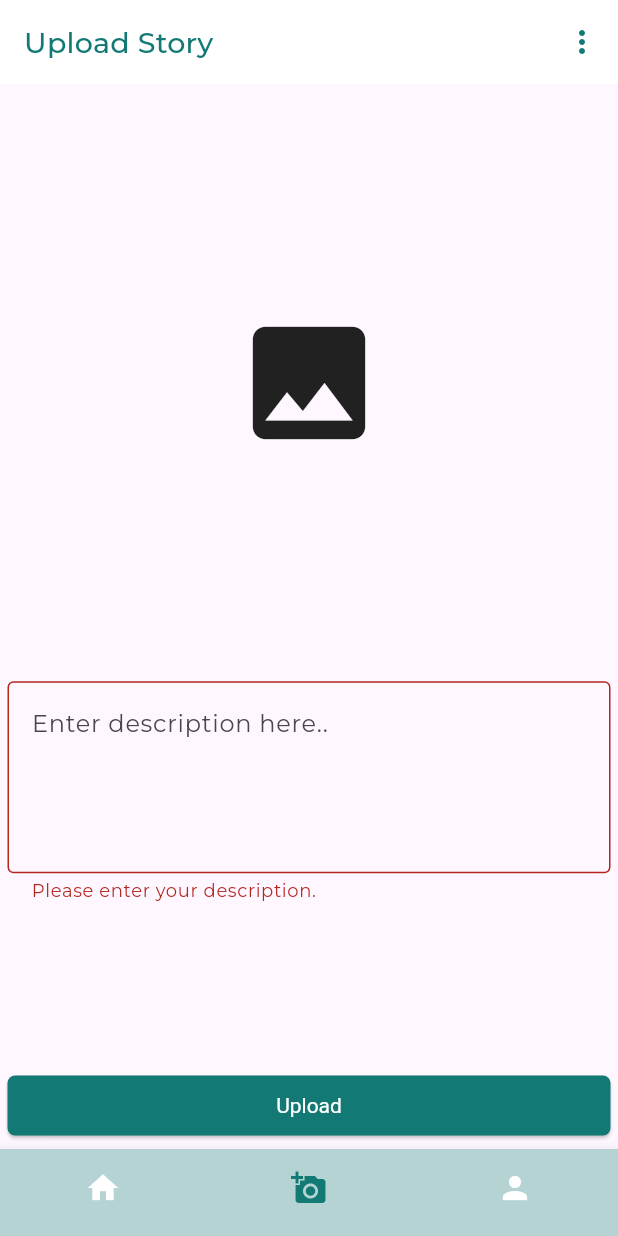
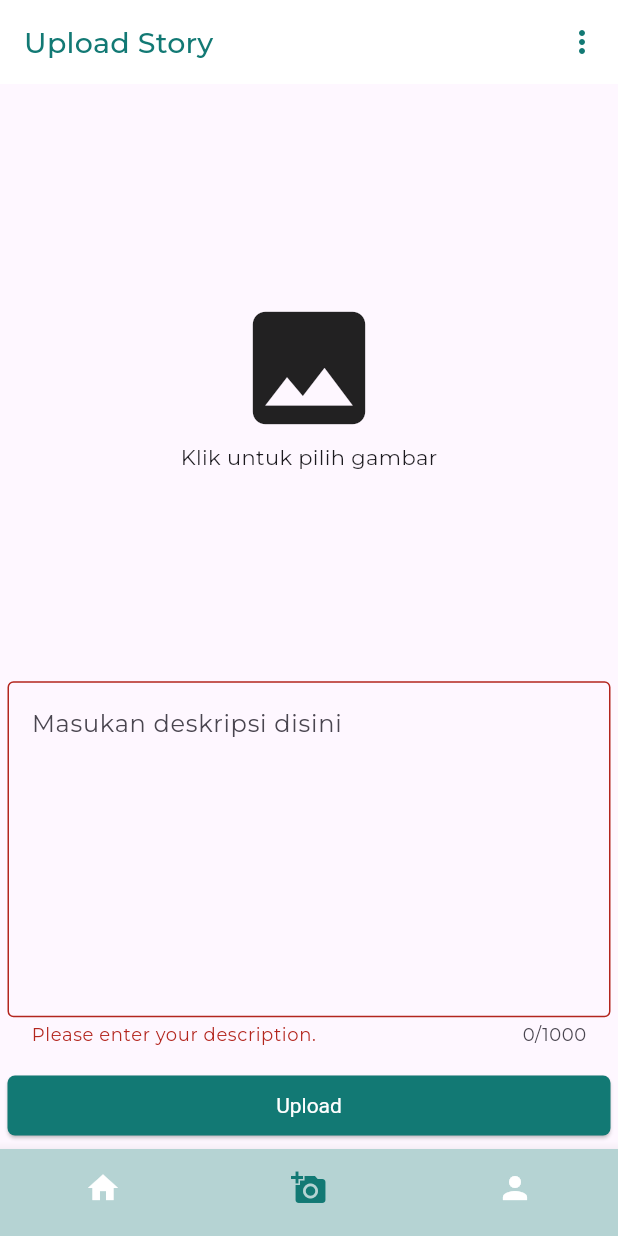
Before and after one commit to bibiehadi/StoryApp_Dicoding, a Flutter app: the UploadScreen screen opened by its route, after a tap on "Upload", on a phone screen of 412 x 824 dp. Run offline on Flutter 3.47's test engine with Material 3 defaults, Android fonts, the phone set to English and light mode, and no system bars; our stand-ins replace bloc, cached_network_image, dartz, equatable, flutter_bloc, go_router and 3 more; accounts and stored records are empty; generated files the repository leaves out were written again.

Commit message:
add feature localization

```diff
--- /dev/null
+++ b/l10n.yaml
@@ -0,0 +1,3 @@
+arb-dir: lib/commons/l10n
+template-arb-file: app_id.arb
+output-localization-file: app_localizations.dart
--- /dev/null
+++ b/lib/commons/common.dart
@@ -0,0 +1,2 @@
+export 'package:flutter_gen/gen_l10n/app_localizations.dart';
+export 'package:flutter_localizations/flutter_localizations.dart';
--- a/lib/commons/config/routers/router.dart
+++ b/lib/commons/config/routers/router.dart
@@ -1,5 +1,6 @@
 import 'package:flutter/material.dart';
 import 'package:go_router/go_router.dart';
+import 'package:story_app/features/home/presentations/profile_screen.dart';
 import 'package:story_app/features/home/presentations/stories_screen.dart';
 import 'package:story_app/features/home/presentations/story_page.dart';
 import 'package:story_app/features/home/presentations/upload_screen.dart';
@@ -12,6 +13,8 @@ import '../../../features/home/home_screen.dart';
 final GlobalKey<NavigatorState> _rootNavigatorKey = GlobalKey<NavigatorState>();
 final GlobalKey<NavigatorState> _homeNavigatorKey = GlobalKey<NavigatorState>();
 final GlobalKey<NavigatorState> _uploadNavigatorKey =
+    GlobalKey<NavigatorState>();
+final GlobalKey<NavigatorState> _settingNavigatorKey =
     GlobalKey<NavigatorState>();
 
 final router = GoRouter(
@@ -49,7 +52,17 @@ final router = GoRouter(
               builder: (context, state) => const UploadScreen(),
             ),
           ],
-        )
+        ),
+        StatefulShellBranch(
+          navigatorKey: _settingNavigatorKey,
+          routes: [
+            GoRoute(
+              name: 'profile',
+              path: '/profile',
+              builder: (context, state) => const ProfileScreen(),
+            ),
+          ],
+        ),
       ],
     ),
     GoRoute(
@@ -68,6 +81,8 @@ final router = GoRouter(
   redirect: (context, state) async {
     final isLogin = await AuthLocalDatasource().isLogin();
     if (!isLogin) {
+      if (state.matchedLocation == '/login' ||
+          state.matchedLocation == '/register') return null;
       return '/login';
     }
     return null;
--- a/lib/features/home/data/datasources/remote_datasources/stories_datasource.dart
+++ b/lib/features/home/data/datasources/remote_datasources/stories_datasource.dart
@@ -91,7 +91,6 @@ class StroiesDatasource {
       request.fields.addAll(fields);
       request.headers.addAll(headers);
 
-      print('hit');
       final http.StreamedResponse streamedResponse = await request.send();
       final int statusCode = streamedResponse.statusCode;
 
@@ -103,7 +102,6 @@ class StroiesDatasource {
           registerResponseModelFromJson(responseData),
         );
       }
-      print(responseList.toString());
 
       return const Left(
         "Upload image gagal",
--- /dev/null
+++ b/lib/features/home/presentations/profile_screen.dart
@@ -0,0 +1,102 @@
+import 'package:flutter/material.dart';
+import 'package:flutter_bloc/flutter_bloc.dart';
+import 'package:go_router/go_router.dart';
+import 'package:story_app/commons/common.dart';
+import 'package:story_app/commons/config/themes/theme.dart';
+import 'package:story_app/features/auth/data/datasources/local_datasources/auth_local_datasource.dart';
+import 'package:story_app/features/language/language_bloc/language_bloc.dart';
+import 'package:story_app/features/language/models/language_model.dart';
+
+class ProfileScreen extends StatelessWidget {
+  const ProfileScreen({super.key});
+
+  @override
+  Widget build(BuildContext context) {
+    return Scaffold(
+      appBar: AppBar(
+        backgroundColor: thirdColor,
+        foregroundColor: secondaryColor,
+        surfaceTintColor: primaryColor,
+        title: Text(
+          'Profile',
+          style: myTextTheme.titleLarge,
+        ),
+        actions: [
+          IconButton(
+              onPressed: () async {
+                await AuthLocalDatasource().removeAuthData();
+                context.goNamed('login');
+              },
+              icon: const Icon(Icons.logout)),
+        ],
+      ),
+      body: SingleChildScrollView(
+        child: Column(
+          mainAxisAlignment: MainAxisAlignment.center,
+          crossAxisAlignment: CrossAxisAlignment.stretch,
+          children: [
+            ListTile(
+              onTap: () {
+                showModalLanguangeMenu(context);
+              },
+              title: Text(AppLocalizations.of(context)!.languageText),
+              leading: const Icon(Icons.language),
+            )
+          ],
+        ),
+      ),
+    );
+  }
+}
+
+showModalLanguangeMenu(BuildContext context) {
+  return showModalBottomSheet(
+    context: context,
+    isScrollControlled: true,
+    useRootNavigator: true,
+    backgroundColor: thirdColor,
+    builder: (context) {
+      return Column(
+        mainAxisSize: MainAxisSize.min,
+        children: [
+          ListTile(
+            leading: const Icon(
+              Icons.flag,
+              color: Colors.red,
+            ),
+            title: const Text('Indonesia'),
+            onTap: () {
+              ScaffoldMessenger.of(context).showSnackBar(
+                const SnackBar(
+                  content: Text('Ganti bahasa sukses'),
+                ),
+              );
+              BlocProvider.of<LanguageBloc>(context).add(
+                const ChangeLanguageEvent(selectedLanguage: Language.indonesia),
+              );
+              Navigator.pop(context);
+            },
+          ),
+          ListTile(
+            leading: const Icon(
+              Icons.flag,
+              color: Colors.blue,
+            ),
+            title: const Text('English'),
+            onTap: () {
+              BlocProvider.of<LanguageBloc>(context).add(
+                const ChangeLanguageEvent(selectedLanguage: Language.english),
+              );
+              ScaffoldMessenger.of(context).showSnackBar(
+                const SnackBar(
+                  content: Text('Change language success'),
+                ),
+              );
+              Navigator.pop(context);
+            },
+          ),
+        ],
+      );
+    },
+  );
+}
--- a/lib/features/home/presentations/stories_screen.dart
+++ b/lib/features/home/presentations/stories_screen.dart
@@ -42,10 +42,7 @@ class _StoriesScreenState extends State<StoriesScreen> {
               icon: const Icon(Icons.logout)),
         ],
       ),
-      body: BlocConsumer<StoriesBloc, StoriesState>(
-        listener: (context, state) {
-          // TODO: implement listener
-        },
+      body: BlocBuilder<StoriesBloc, StoriesState>(
         builder: (context, state) {
           if (state is StoriesLoading) {
             return const Center(
--- a/lib/features/home/presentations/upload_screen.dart
+++ b/lib/features/home/presentations/upload_screen.dart
@@ -5,6 +5,7 @@ import 'package:flutter/material.dart';
 import 'package:flutter_bloc/flutter_bloc.dart';
 import 'package:go_router/go_router.dart';
 import 'package:image_picker/image_picker.dart';
+import 'package:story_app/commons/common.dart';
 import 'package:story_app/features/home/bloc/stories_bloc/stories_bloc.dart';
 import 'package:story_app/features/home/bloc/upload_story/upload_story_bloc.dart';
 
@@ -69,9 +70,15 @@ class _UploadScreenState extends State<UploadScreen> {
                       if (state is ImageGaleryFailed) {
                         return const Align(
                           alignment: Alignment.center,
-                          child: Icon(
+                          child: Column(
+                            mainAxisAlignment: MainAxisAlignment.center,
+                            children: [
+                              Icon(
                                 Icons.broken_image_rounded,
                                 size: 100,
+                              ),
+                              Text('Gagal mengambil gambar')
+                            ],
                           ),
                         );
                       }
@@ -80,19 +87,35 @@ class _UploadScreenState extends State<UploadScreen> {
                         return _showImage(state.imagePath);
                       }
                       if (state is UploadStorySuccess) {
-                        return const Align(
+                        return Align(
                           alignment: Alignment.center,
-                          child: Icon(
+                          child: Column(
+                            mainAxisAlignment: MainAxisAlignment.center,
+                            children: [
+                              const Icon(
                                 Icons.image,
                                 size: 100,
                               ),
+                              Text(
+                                AppLocalizations.of(context)!.chooseImageText,
+                              )
+                            ],
+                          ),
                         );
                       }
-                      return const Align(
+                      return Align(
                         alignment: Alignment.center,
-                        child: Icon(
+                        child: Column(
+                          mainAxisAlignment: MainAxisAlignment.center,
+                          children: [
+                            const Icon(
                               Icons.image,
                               size: 100,
+                            ),
+                            Text(
+                              AppLocalizations.of(context)!.chooseImageText,
+                            )
+                          ],
                         ),
                       );
                     },
@@ -106,10 +129,12 @@ class _UploadScreenState extends State<UploadScreen> {
                 flex: 2,
                 child: TextFormField(
                   controller: descriptionController,
-                  maxLines: 4,
-                  decoration: const InputDecoration(
-                      hintText: "Enter description here..",
-                      border: OutlineInputBorder()),
+                  maxLines: 8,
+                  maxLength: 1000,
+                  decoration: InputDecoration(
+                      hintText:
+                          AppLocalizations.of(context)!.inputDescriptionText,
+                      border: const OutlineInputBorder()),
                   validator: (value) {
                     if (value == null || value.isEmpty) {
                       return 'Please enter your description.';
@@ -118,28 +143,37 @@ class _UploadScreenState extends State<UploadScreen> {
                   },
                 ),
               ),
-              ElevatedButton(onPressed: () {
+              ElevatedButton(
+                  onPressed: () {
                     if (formKey.currentState!.validate()) {
                       if (imageFile != null) {
-                    print('hitted');
-                    _onUpload(context, imageFile!, descriptionController.text);
+                        FocusManager.instance.primaryFocus?.unfocus();
+                        _onUpload(
+                            context, imageFile!, descriptionController.text);
                       }
                     }
-              }, child: BlocBuilder<UploadStoryBloc, UploadStoryState>(
+                  },
+                  child: BlocConsumer<UploadStoryBloc, UploadStoryState>(
+                    listener: (context, state) {
+                      if (state is UploadStoryFailed) {
+                        ScaffoldMessenger.of(context).showSnackBar(
+                          SnackBar(
+                            content: Text(state.message),
+                            duration: const Duration(seconds: 3),
+                          ),
+                        );
+                      }
+
+                      if (state is UploadStorySuccess) {
+                        descriptionController.clear();
+                        BlocProvider.of<StoriesBloc>(context)
+                            .add(GetStoriesEvent());
+                        context.go('/stories');
+                      }
+                    },
                     builder: (context, state) {
                       if (state is UploadStoryLoading) {
                         return const CircularProgressIndicator();
-                  }
-
-                  if (state is UploadStoryFailed) {
-                    return Text('Error : ${state.message}');
-                  }
-
-                  if (state is UploadStorySuccess) {
-                    descriptionController.text = '';
-                    BlocProvider.of<StoriesBloc>(context)
-                        .add(GetStoriesEvent());
-                    context.go('/stories');
                       }
 
                       return const Text('Upload');
--- /dev/null
+++ b/lib/features/language/language_bloc/language_bloc.dart
@@ -0,0 +1,14 @@
+import 'package:bloc/bloc.dart';
+import 'package:equatable/equatable.dart';
+import 'package:story_app/features/language/models/language_model.dart';
+
+part 'language_event.dart';
+part 'language_state.dart';
+
+class LanguageBloc extends Bloc<LanguageEvent, LanguageState> {
+  LanguageBloc() : super(const LanguageState()) {
+    on<ChangeLanguageEvent>((event, emit) {
+      emit(state.copyWith(selectedLanguage: event.selectedLanguage));
+    });
+  }
+}
--- /dev/null
+++ b/lib/features/language/language_bloc/language_event.dart
@@ -0,0 +1,17 @@
+part of 'language_bloc.dart';
+
+abstract class LanguageEvent extends Equatable {
+  const LanguageEvent();
+
+  @override
+  List<Object> get props => [];
+}
+
+class ChangeLanguageEvent extends LanguageEvent {
+  final Language selectedLanguage;
+
+  const ChangeLanguageEvent({required this.selectedLanguage});
+
+  @override
+  List<Object> get props => [selectedLanguage];
+}
--- /dev/null
+++ b/lib/features/language/language_bloc/language_state.dart
@@ -0,0 +1,16 @@
+part of 'language_bloc.dart';
+
+class LanguageState extends Equatable {
+  const LanguageState({Language? selectedLanguage})
+      : selectedLanguage = selectedLanguage ?? Language.indonesia;
+
+  final Language selectedLanguage;
+  @override
+  List<Object> get props => [selectedLanguage];
+
+  LanguageState copyWith({Language? selectedLanguage}) {
+    return LanguageState(
+      selectedLanguage: selectedLanguage ?? this.selectedLanguage,
+    );
+  }
+}
--- /dev/null
+++ b/lib/features/language/models/language_model.dart
@@ -0,0 +1,20 @@
+import 'dart:ui';
+
+enum Language {
+  indonesia(
+    Locale('id', 'ID'),
+    'Indonesia',
+  ),
+  english(
+    Locale('en', 'US'),
+    'English',
+  );
+
+  const Language(
+    this.value,
+    this.text,
+  );
+
+  final Locale value;
+  final String text;
+}
--- a/pubspec.yaml
+++ b/pubspec.yaml
@@ -8,18 +8,21 @@ environment:
 
 dependencies:
   bloc: ^8.1.2
+  cached_network_image: ^3.3.1
   dartz: ^0.10.1
   equatable: ^2.0.5
   flutter:
     sdk: flutter
   flutter_bloc: ^8.1.3
+  flutter_localizations:
+    sdk: flutter
   go_router: ^13.0.1
   google_fonts: ^6.1.0
   http: ^1.2.0
   image: ^4.1.4
   image_picker: ^1.0.7
   image_picker_windows: ^0.2.1+1
-  intl: ^0.19.0
+  intl: ^0.18.1
   shared_preferences: ^2.2.2
 
 dev_dependencies:
@@ -28,4 +31,5 @@ dev_dependencies:
     sdk: flutter
 
 flutter:
+  generate: true
   uses-material-design: true
```
Also changed, not shown: lib/commons/l10n/app_en.arb (added, +13 -0 lines), lib/commons/l10n/app_id.arb (added, +13 -0 lines), lib/features/auth/presentations/login_page.dart (+7 -5 lines), lib/features/auth/presentations/register_page.dart (+8 -4 lines), lib/features/home/presentations/widget/story_description.dart (+6 -3 lines), lib/features/home/presentations/widget/story_image.dart (+36 -16 lines), lib/main.dart (+12 -2 lines), pubspec.lock, 1 other file. Lines whose indentation alone changed are shown as unchanged.
